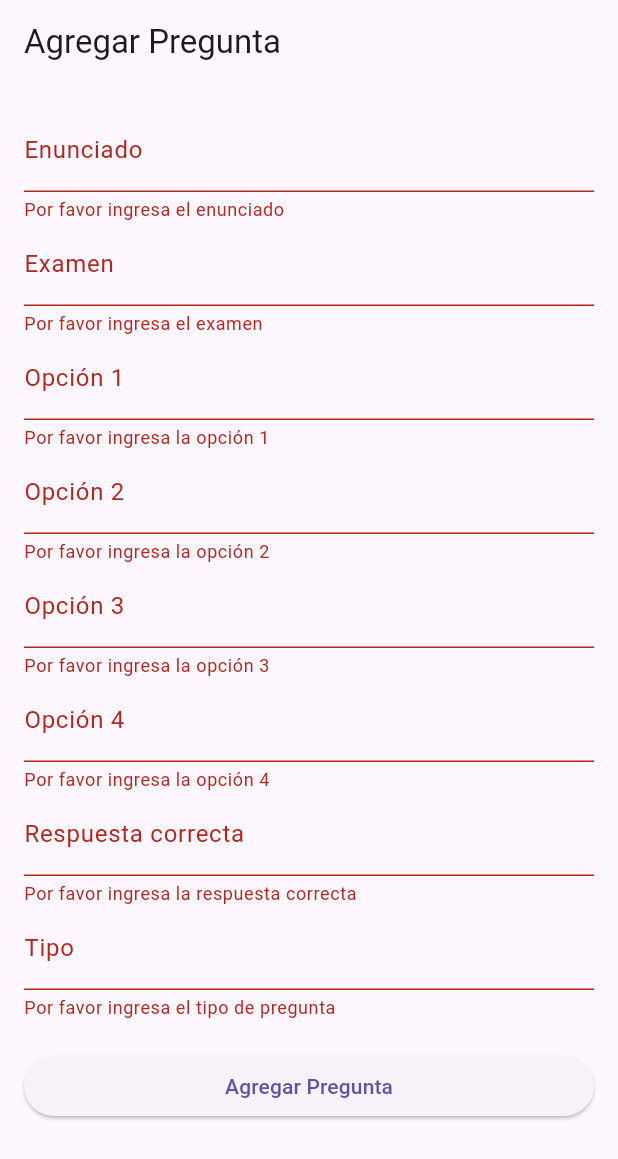
After one commit to mezamarco14/Simulapp, a Flutter app: the AgregarPreguntaScreen screen opened directly, after a tap on "Agregar Pregunta", on a phone screen of 412 x 824 dp. The commit adds this screen. Shown: the top 1159 px of the screen. Run offline on Flutter 3.47's test engine with Material 3 defaults, Android fonts, the phone set to English and light mode, and no system bars; our stand-ins replace cloud_firestore, firebase_auth, firebase_core; accounts and stored records are empty.

Commit message:
Avance de las preguntas y feedback

```diff
--- a/simulapp/lib/src/data/conection.dart
+++ b/simulapp/lib/src/data/conection.dart
@@ -1,4 +1,5 @@
 import 'package:firebase_core/firebase_core.dart';
+import 'package:cloud_firestore/cloud_firestore.dart'; // Asegúrate de que esta importación esté aquí
 import '../../firebase_options.dart'; // Archivo generado por Firebase CLI
 
 Future<void> initializeFirebase() async {
--- /dev/null
+++ b/simulapp/lib/src/iu/addquestion.dart
@@ -0,0 +1,178 @@
+import 'package:flutter/material.dart';
+import 'package:cloud_firestore/cloud_firestore.dart';
+import 'package:firebase_core/firebase_core.dart';
+import '../../firebase_options.dart';
+
+Future<void> initializeFirebase() async {
+  try {
+    await Firebase.initializeApp(
+      options: DefaultFirebaseOptions.currentPlatform,
+    );
+    print("Firebase initialized successfully.");
+  } catch (e) {
+    print("Failed to initialize Firebase: $e");
+  }
+}
+
+void main() async {
+  WidgetsFlutterBinding.ensureInitialized();
+  await initializeFirebase();
+  runApp(MyApp());
+}
+
+class MyApp extends StatelessWidget {
+  @override
+  Widget build(BuildContext context) {
+    return MaterialApp(
+      debugShowCheckedModeBanner: false,
+      title: 'Agregar Preguntas',
+      theme: ThemeData(
+        primarySwatch: Colors.blue,
+      ),
+      home: AgregarPreguntaScreen(),
+    );
+  }
+}
+
+class AgregarPreguntaScreen extends StatefulWidget {
+  @override
+  _AgregarPreguntaScreenState createState() => _AgregarPreguntaScreenState();
+}
+
+class _AgregarPreguntaScreenState extends State<AgregarPreguntaScreen> {
+  final _formKey = GlobalKey<FormState>();
+  final FirebaseFirestore _firestore = FirebaseFirestore.instance;
+
+  // Controladores para los campos del formulario
+  final TextEditingController _enunciadoController = TextEditingController();
+  final TextEditingController _examenController = TextEditingController();
+  final TextEditingController _respuestaController = TextEditingController();
+  final TextEditingController _tipoController = TextEditingController();
+  final List<TextEditingController> _opcionesControllers = [
+    TextEditingController(),
+    TextEditingController(),
+    TextEditingController(),
+    TextEditingController(),
+  ];
+
+  @override
+  void dispose() {
+    _enunciadoController.dispose();
+    _examenController.dispose();
+    _respuestaController.dispose();
+    _tipoController.dispose();
+    for (var controller in _opcionesControllers) {
+      controller.dispose();
+    }
+    super.dispose();
+  }
+
+  // Función para agregar una nueva pregunta a Firestore
+  void _agregarPregunta() async {
+    if (_formKey.currentState!.validate()) {
+      try {
+        await _firestore.collection('preguntas').add({
+          'enunciado': _enunciadoController.text,
+          'examen': _examenController.text,
+          'opciones': _opcionesControllers.map((c) => c.text).toList(),
+          'respuesta': _respuestaController.text,
+          'tipo': _tipoController.text,
+        });
+
+        // Limpiar los campos después de agregar la pregunta
+        _enunciadoController.clear();
+        _examenController.clear();
+        for (var controller in _opcionesControllers) {
+          controller.clear();
+        }
+        _respuestaController.clear();
+        _tipoController.clear();
+
+        ScaffoldMessenger.of(context).showSnackBar(
+          SnackBar(content: Text('Pregunta agregada exitosamente')),
+        );
+      } catch (e) {
+        ScaffoldMessenger.of(context).showSnackBar(
+          SnackBar(content: Text('Error al agregar la pregunta: $e')),
+        );
+      }
+    }
+  }
+
+  @override
+  Widget build(BuildContext context) {
+    return Scaffold(
+      appBar: AppBar(
+        title: Text('Agregar Pregunta'),
+      ),
+      body: Padding(
+        padding: const EdgeInsets.all(16.0),
+        child: Form(
+          key: _formKey,
+          child: ListView(
+            children: [
+              TextFormField(
+                controller: _enunciadoController,
+                decoration: InputDecoration(labelText: 'Enunciado'),
+                validator: (value) {
+                  if (value == null || value.isEmpty) {
+                    return 'Por favor ingresa el enunciado';
+                  }
+                  return null;
+                },
+              ),
+              TextFormField(
+                controller: _examenController,
+                decoration: InputDecoration(labelText: 'Examen'),
+                validator: (value) {
+                  if (value == null || value.isEmpty) {
+                    return 'Por favor ingresa el examen';
+                  }
+                  return null;
+                },
+              ),
+              ..._opcionesControllers.asMap().entries.map((entry) {
+                int index = entry.key;
+                return TextFormField(
+                  controller: entry.value,
+                  decoration: InputDecoration(labelText: 'Opción ${index + 1}'),
+                  validator: (value) {
+                    if (value == null || value.isEmpty) {
+                      return 'Por favor ingresa la opción ${index + 1}';
+                    }
+                    return null;
+                  },
+                );
+              }).toList(),
+              TextFormField(
+                controller: _respuestaController,
+                decoration: InputDecoration(labelText: 'Respuesta correcta'),
+                validator: (value) {
+                  if (value == null || value.isEmpty) {
+                    return 'Por favor ingresa la respuesta correcta';
+                  }
+                  return null;
+                },
+              ),
+              TextFormField(
+                controller: _tipoController,
+                decoration: InputDecoration(labelText: 'Tipo'),
+                validator: (value) {
+                  if (value == null || value.isEmpty) {
+                    return 'Por favor ingresa el tipo de pregunta';
+                  }
+                  return null;
+                },
+              ),
+              SizedBox(height: 20),
+              ElevatedButton(
+                onPressed: _agregarPregunta,
+                child: Text('Agregar Pregunta'),
+              ),
+            ],
+          ),
+        ),
+      ),
+    );
+  }
+}
--- a/simulapp/pubspec.yaml
+++ b/simulapp/pubspec.yaml
@@ -11,7 +11,7 @@ dependencies:
     sdk: flutter
   firebase_core: ^3.6.0
   firebase_auth: ^5.3.1
-
+  cloud_firestore: ^5.3.1
 
 dev_dependencies:
   flutter_test:
```
Also changed, not shown: simulapp/lib/src/iu/question.dart (added, +201 -0 lines), simulapp/lib/src/iu/results.dart (added, +125 -0 lines), simulapp/pubspec.lock, 3 other files.
